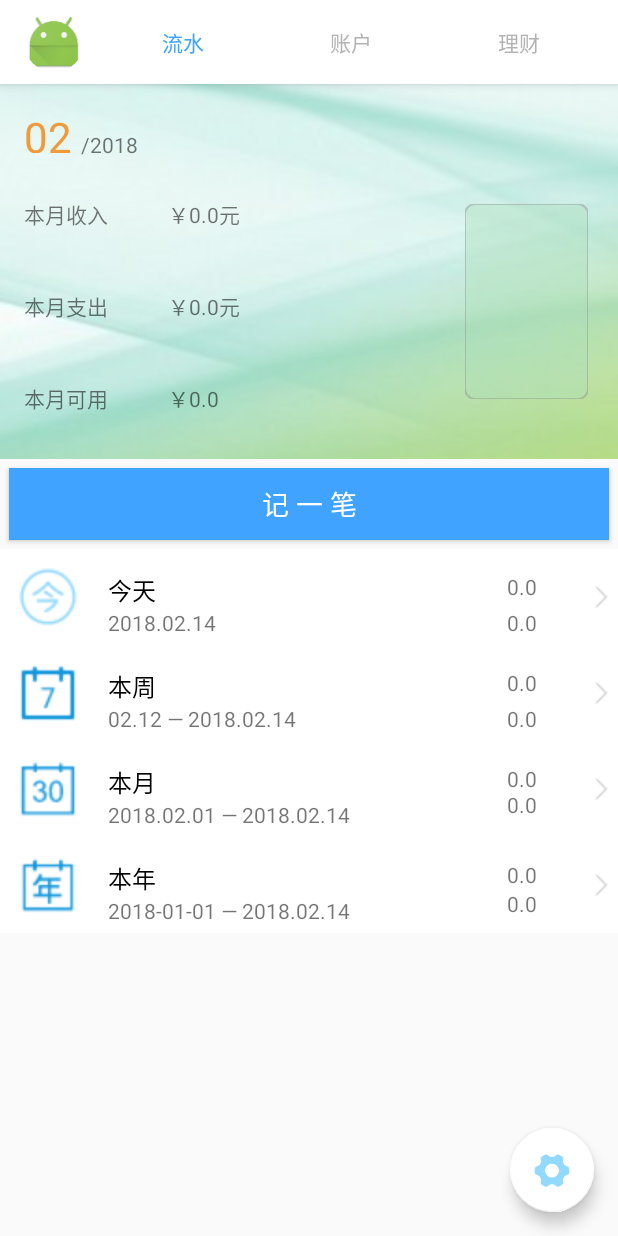
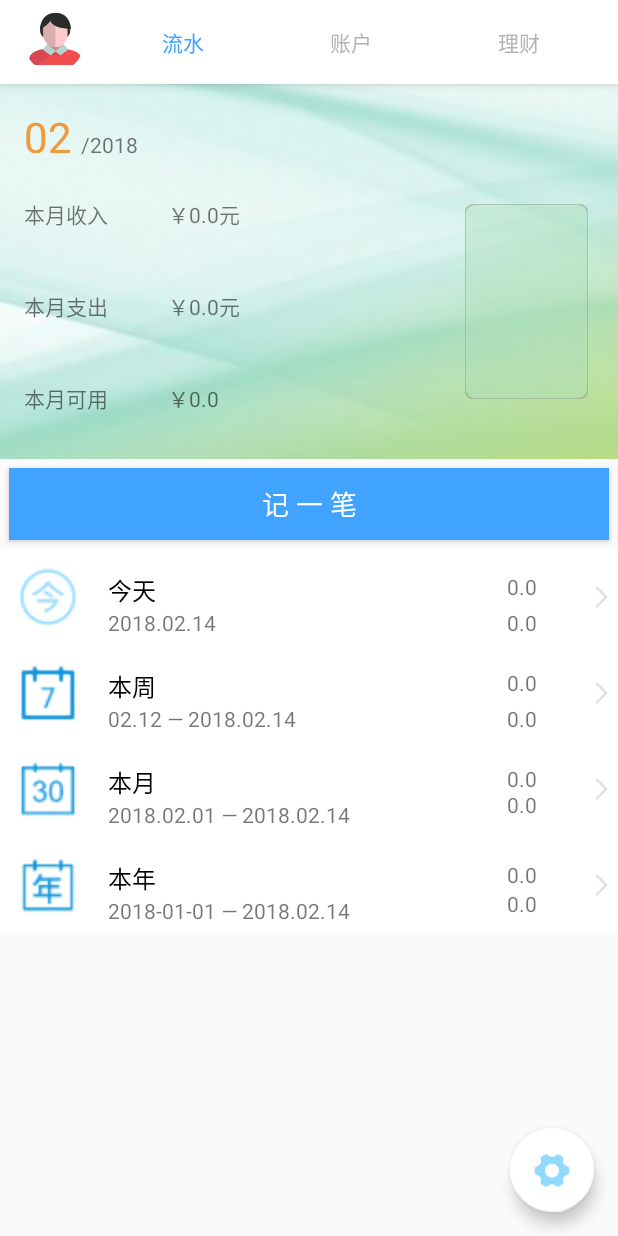
Before and after one commit to starjunjun/KeepInMind, an Android app: the screen it shows after launch (TotalActivity), on a phone screen of 412 x 824 dp. Run offline under Robolectric (Android 15) with nearby library versions, the phone set to English and light mode, and no system bars; our stand-ins replace CircleImageView, EventBus; libraries missing offline, so code that uses them is left out: com.leon.lfilepickerlibrary, jxl.read.biff, org.litepal, org.litepal.crud; pictures from the network do not load; 4 statements that could not run were skipped.

Commit message:
开始做个人页面

```diff
--- a/app/build.gradle
+++ b/app/build.gradle
@@ -26,6 +26,7 @@ dependencies {
     })
     compile files('libs/Msc.jar')
     compile files('libs/jxl.jar')
+    compile 'com.rengwuxian.materialedittext:library:2.1.4'
     compile 'com.android.support:appcompat-v7:25.3.1'
     compile 'com.android.support.constraint:constraint-layout:1.0.0-alpha7'
     compile 'com.orhanobut:logger:2.1.0'
@@ -50,7 +51,6 @@ dependencies {
     compile 'com.contrarywind:Android-PickerView:3.0.6'
     compile 'org.greenrobot:eventbus:3.0.0'
     compile 'com.leon:lfilepickerlibrary:1.7.0'
-    compile 'com.rengwuxian.materialedittext:library:2.1.4'
-    compile 'com.android.support:cardview-v7:25.0.+'
+    compile 'com.android.support:cardview-v7:25.0.1'
     testCompile 'junit:junit:4.12'
 }
--- a/app/src/main/AndroidManifest.xml
+++ b/app/src/main/AndroidManifest.xml
@@ -79,7 +79,8 @@
         <activity android:name=".Activity.GuPiaoContentActivity" />
         <activity android:name=".Activity.PassageActivity" />
         <activity android:name=".Activity.SignInActivity" />
-        <activity android:name=".Activity.RegisterActivity"></activity>
+        <activity android:name=".Activity.RegisterActivity" />
+        <activity android:name=".Activity.PersonalInformationActivity"></activity>
     </application>
 
 </manifest>
--- a/app/src/main/java/com/example/jungle/keepinmind1/Activity/RegisterActivity.java
+++ b/app/src/main/java/com/example/jungle/keepinmind1/Activity/RegisterActivity.java
@@ -57,13 +57,10 @@ public class RegisterActivity extends BaseActivity {
             public void onClick(View v) {
                 System.out.println("Button");
                 if (!password.getText().toString().trim().equals(confirmPassword.getText().toString().trim())) {
-                    System.out.println("111");
                     Toast.makeText(RegisterActivity.this, "两次密码不一样", Toast.LENGTH_SHORT);
                 } else if (password.getText() == null || confirmPassword.getText() == null || account.getText() == null || username.getText() == null) {
-                    System.out.println("222");
                     Toast.makeText(RegisterActivity.this, "还未填写完毕", Toast.LENGTH_SHORT);
                 } else {
-                    System.out.println("333");
                     NetRequestFactory.getInstance().createService(MyService.class).register(username.getText().toString().trim(), account.getText().toString().trim(),password.getText().toString().trim()).compose(Transform.<RetrunJson<String>>defaultSchedulers()).subscribe(new HttpResultSubscriber<RetrunJson<String>>() {
                         @Override
                         public void onSuccess(RetrunJson<String> rj) {
@@ -71,7 +68,6 @@ public class RegisterActivity extends BaseActivity {
                                 Toast.makeText(RegisterActivity.this, "注册成功", Toast.LENGTH_SHORT);
                             }
                             finish();
-                            System.out.println("registerAcitity");
                         }
 
                         @Override
--- a/app/src/main/java/com/example/jungle/keepinmind1/Activity/TotalActivity.java
+++ b/app/src/main/java/com/example/jungle/keepinmind1/Activity/TotalActivity.java
@@ -23,9 +23,11 @@ import android.view.MenuItem;
 import android.view.View;
 import android.view.animation.AnticipateInterpolator;
 import android.view.animation.OvershootInterpolator;
+import android.widget.TextView;
 import android.widget.Toast;
 
 
+import com.bumptech.glide.Glide;
 import com.example.jungle.keepinmind1.Adapter.ViewPagerAdapter;
 import com.example.jungle.keepinmind1.Bean.RetrunJson;
 import com.example.jungle.keepinmind1.Fragment.AccountFragment;
@@ -76,6 +78,9 @@ public class TotalActivity extends AppCompatActivity implements View.OnClickList
     private DrawerLayout drawerLayout;
     private boolean isShow = false;
     private int fab_height;
+    private CircleImageView icon_imagec;
+    private TextView username;
+    private TextView description;
 
 
     @Override
@@ -88,11 +93,26 @@ public class TotalActivity extends AppCompatActivity implements View.OnClickList
         //2、取出数据
         MathUtils.budget = settings.getFloat("budget", 0);
         MathUtils.flags = settings.getBoolean("flag", false);
-        MathUtils.account=settings.getString("account","chucuo");
+        MathUtils.account = settings.getString("account", "");
+        MathUtils.head = settings.getString("head","");
+        MathUtils.introduce = settings.getString("introduce","--");
+        MathUtils.username = settings.getString("username","--");
         if (System.currentTimeMillis() - settings.getLong("signintime", 0) > 7 * 24 * 60 * 60 * 1000) {
+            SharedPreferences.Editor editor = settings.edit();
+            editor.putString("account","");
+            editor.putString("username","--");
+            editor.putString("head","");
+            editor.putString("introduce","--");
+            editor.putBoolean("flags",false);
+            MathUtils.account="";
             MathUtils.flags = false;
+            editor.commit();
         }
         LitePal.getDatabase();
+        if (!(DownFileUtil.CheckExistFile(Environment.getExternalStorageDirectory() + "/Download/tessdata/chi") && DownFileUtil.CheckExistFile(Environment.getExternalStorageDirectory() + "/Download/tessdata/eng"))) {
+            Intent intent = new Intent(this, DownloadService.class);
+            startService(intent);
+        }
         icon_image = (CircleImageView) findViewById(R.id.icon_image);
         drawerLayout = (DrawerLayout) findViewById(R.id.drawer);
         icon_image.setOnClickListener(new View.OnClickListener() {
@@ -102,6 +122,12 @@ public class TotalActivity extends AppCompatActivity implements View.OnClickList
             }
         });
         toolbar = (Toolbar) findViewById(R.id.toolbar);
+        initNav();
+        initViewPager();
+        initView();
+    }
+
+    private void initNav() {
         nav_view = (NavigationView) findViewById(R.id.nav_view);
         nav_view.setItemIconTintList(null);
         nav_view.setNavigationItemSelectedListener(new NavigationView.OnNavigationItemSelectedListener() {
@@ -131,7 +157,7 @@ public class TotalActivity extends AppCompatActivity implements View.OnClickList
                             RequestBody description =
                                     RequestBody.create(MediaType.parse("multipart/form-data"), file1);
                             RequestBody username =
-                                    RequestBody.create(MediaType.parse("multipart/form-data"), MathUtils.account+".xls");
+                                    RequestBody.create(MediaType.parse("multipart/form-data"), MathUtils.account + ".xls");
 
                             // MultipartBody.Part is used to send also the actual file name
                             MultipartBody.Part file =
@@ -155,8 +181,36 @@ public class TotalActivity extends AppCompatActivity implements View.OnClickList
                         drawerLayout.closeDrawers();
                         break;
                     case R.id.downloadBook:
-                        Intent intent2 = new Intent(TotalActivity.this, SignInActivity.class);
-                        startActivity(intent2);
+                        if (!MathUtils.flags) {
+                            Intent intent1 = new Intent(TotalActivity.this, SignInActivity.class);
+                            startActivity(intent1);
+                        } else {
+                            NetRequestFactory.getInstance().createService(MyService.class).download(MathUtils.account + ".xls").compose(Transform.<ResponseBody>defaultSchedulers()).subscribe(new Subscriber<ResponseBody>() {
+                                @Override
+                                public void onCompleted() {
+                                }
+
+                                @Override
+                                public void onError(Throwable e) {
+                                    e.printStackTrace();
+                                }
+
+                                @Override
+                                public void onNext(ResponseBody responseBody) {
+                                    boolean writtenToDisk = writeResponseBodyToDisk(responseBody, MathUtils.account + ".xls");
+                                    DataSupport.deleteAll("managemoneydbbean");
+                                    DatabaseDump db1 = new DatabaseDump(LitePal.getDatabase(), "/sdcard/export.xml");
+                                    try {
+                                        db1.readExcel(Environment.getExternalStorageDirectory() + File.separator + MathUtils.account + ".xls");
+                                        EventBus.getDefault().post("同步");
+                                    } catch (IOException e) {
+                                        e.printStackTrace();
+                                    } catch (BiffException e) {
+                                        e.printStackTrace();
+                                    }
+                                }
+                            });
+                        }
                         drawerLayout.closeDrawers();
                         break;
                     case R.id.exportBook:
@@ -197,35 +251,27 @@ public class TotalActivity extends AppCompatActivity implements View.OnClickList
                 return true;
             }
         });
-        if (!(DownFileUtil.CheckExistFile(Environment.getExternalStorageDirectory() + "/Download/tessdata/chi") && DownFileUtil.CheckExistFile(Environment.getExternalStorageDirectory() + "/Download/tessdata/eng"))) {
-            Intent intent = new Intent(this, DownloadService.class);
-            startService(intent);
+        View headerView = nav_view.getHeaderView(0);
+        icon_imagec = (CircleImageView) headerView.findViewById(R.id.icon_imagec);
+        username = (TextView) headerView.findViewById(R.id.username);
+        description = (TextView) headerView.findViewById(R.id.description);
+        if(!MathUtils.head.equals("")){
+            Glide.with(this).load(MathUtils.head).into(icon_imagec);
+            Glide.with(this).load(MathUtils.head).into(icon_image);
         }
-        initViewPager();
-        initView();
+        if(!MathUtils.username.equals("--")){
+            username.setText(MathUtils.username);
+        }
+        if(!MathUtils.introduce.equals("--")){
+            description.setText(MathUtils.introduce);
+        }
+        icon_imagec.setOnClickListener(new View.OnClickListener() {
+            @Override
+            public void onClick(View v) {
 
+            }
+        });
 
-//        RequestBody username =
-//                RequestBody.create(MediaType.parse("multipart/form-data"),"123.xls");
-//
-//        NetRequestFactory.getInstance().createService(MyService.class).download("123.xls").compose(Transform.<ResponseBody>defaultSchedulers()).subscribe(new Subscriber<ResponseBody>() {
-//            @Override
-//            public void onCompleted() {
-//                System.out.println("111");
-//            }
-//
-//            @Override
-//            public void onError(Throwable e) {
-//                e.printStackTrace();
-//            }
-//
-//            @Override
-//            public void onNext(ResponseBody responseBody) {
-//                System.out.println("333");
-//                boolean writtenToDisk = writeResponseBodyToDisk(responseBody, "zjj.xml");
-//                System.out.println(writtenToDisk);
-//            }
-//        });
     }
 
     private boolean writeResponseBodyToDisk(ResponseBody body, String filename) {
@@ -233,16 +279,12 @@ public class TotalActivity extends AppCompatActivity implements View.OnClickList
             System.out.println(Environment.getExternalStorageDirectory() + File.separator + filename);
             // todo change the file location/name according to your needs
             File futureStudioIconFile = new File(Environment.getExternalStorageDirectory() + File.separator + filename);
-
             InputStream inputStream = null;
             OutputStream outputStream = null;
-
             try {
                 byte[] fileReader = new byte[4096];
-
                 long fileSize = body.contentLength();
                 long fileSizeDownloaded = 0;
-
                 inputStream = body.byteStream();
                 outputStream = new FileOutputStream(futureStudioIconFile);
 
@@ -254,7 +296,6 @@ public class TotalActivity extends AppCompatActivity implements View.OnClickList
                     }
                     outputStream.write(fileReader, 0, read);
                     fileSizeDownloaded += read;
-//                    Log.d(TAG, "file download: " + fileSizeDownloaded + " of " + fileSize);
                 }
                 outputStream.flush();
                 return true;
@@ -392,8 +433,6 @@ public class TotalActivity extends AppCompatActivity implements View.OnClickList
 
         set.setInterpolator(new AnticipateInterpolator());
         set.start();
-
-
     }
 
     @Override
@@ -401,18 +440,14 @@ public class TotalActivity extends AppCompatActivity implements View.OnClickList
         if (requestCode == PHOTO_REQUEST_GALLERY) {
             if (data != null) {
 // 得到图片的全路径
-
                 photoUri1 = data.getData();
                 Intent intent1 = new Intent(TotalActivity.this, PhotoActivity.class);
                 intent1.setData(photoUri1);
                 startActivity(intent1);
-
             }
-
         } else if (requestCode == PHOTO_REQUEST_CAMERA) {
             if (hasSdcard()) {
                 if (resultCode == -1) {
-
                     Intent intent1 = new Intent(TotalActivity.this, PhotoActivity.class);
                     intent1.setData(photoUri1);
                     startActivity(intent1);
@@ -443,7 +478,6 @@ public class TotalActivity extends AppCompatActivity implements View.OnClickList
         }
     }
 
-
     private boolean hasSdcard() {
         return Environment.getExternalStorageState().equals(Environment.MEDIA_MOUNTED);
     }
--- a/app/src/main/java/com/example/jungle/keepinmind1/Utils/DataBaseUtil/MathUtils.java
+++ b/app/src/main/java/com/example/jungle/keepinmind1/Utils/DataBaseUtil/MathUtils.java
@@ -8,6 +8,9 @@ public class MathUtils {
     public static double budget=0;
     public static boolean flags=false;
     public static String account;
+    public static String username;
+    public static String head;
+    public static String introduce;
     public static  double format(double number){
         java.text.DecimalFormat   df   =new   java.text.DecimalFormat("#.00");
         df.format(number);
--- a/app/src/main/res/layout/activity_total.xml
+++ b/app/src/main/res/layout/activity_total.xml
@@ -27,7 +27,7 @@
                         android:id="@+id/icon_image"
                         android:layout_width="40dp"
                         android:layout_height="40dp"
-                        android:src="@mipmap/ic_launcher" />
+                        android:src="@drawable/user" />
 
                     <android.support.design.widget.TabLayout
                         android:id="@+id/tabLayout"
```
Also changed, not shown: app/src/main/java/com/example/jungle/keepinmind1/Activity/PersonalInformationActivity.java (added, +15 -0 lines), app/src/main/java/com/example/jungle/keepinmind1/Activity/SignInActivity.java (+2 -6 lines), app/src/main/java/com/example/jungle/keepinmind1/Bean/User.java (+21 -1 lines), app/src/main/res/layout/activity_personal_information.xml (added, +9 -0 lines), app/src/main/res/layout/activity_sign_in.xml (+7 -5 lines), app/src/main/res/layout/nav_header.xml (+5 -5 lines), app/src/main/res/drawable/user.png (added).
